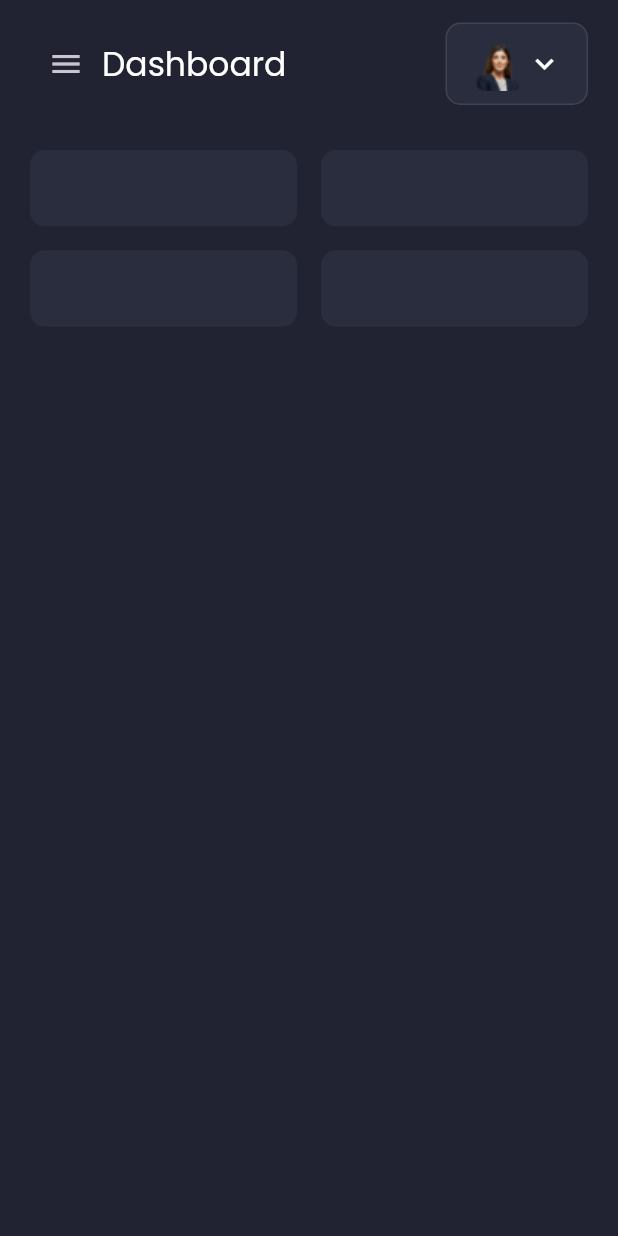
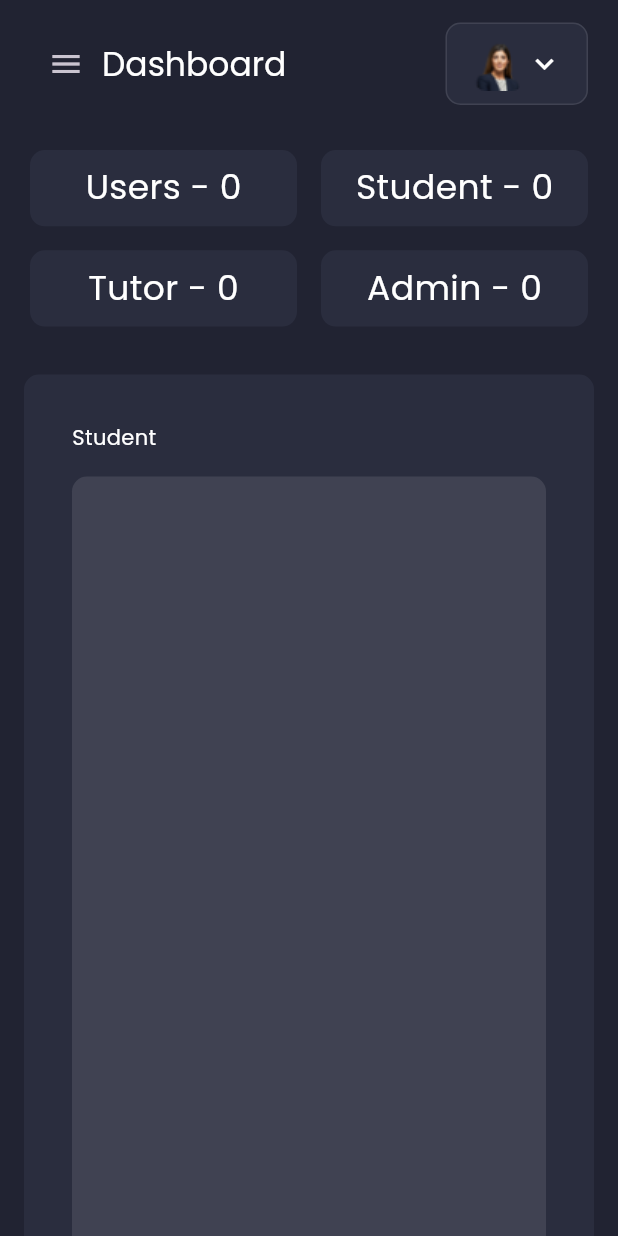
Before and after one commit to JesbinJose/CyberBee-web, a Flutter app: the screen it shows after launch, on a phone screen of 412 x 824 dp. Run offline on Flutter 3.47's test engine with Material 3 defaults, Android fonts, the phone set to English and light mode, and no system bars; our stand-ins replace bloc, cloud_firestore, firebase_core, flutter_bloc, google_fonts; missing offline and left inert: svg_flutter; accounts and stored records are empty; generated files the repository leaves out were written again.

Commit message:
dashboard ui added the types

```diff
--- a/lib/presentation/dashboard/dashboard.dart
+++ b/lib/presentation/dashboard/dashboard.dart
@@ -1,19 +1,150 @@
+import 'package:cyberbee_web/application/bloc/dashboard/usercontrol/dash_board_selected_type_bloc.dart';
+import 'package:cyberbee_web/application/type_check.dart';
 import 'package:cyberbee_web/constants.dart';
 import 'package:cyberbee_web/presentation/widgets/custom_container_top_view.dart';
 import 'package:cyberbee_web/responsive.dart';
 import 'package:flutter/material.dart';
+import 'package:flutter_bloc/flutter_bloc.dart';
 
 class DashBoardScreen extends StatelessWidget {
   const DashBoardScreen({super.key});
 
   @override
   Widget build(BuildContext context) {
-    return Column(
+    return SingleChildScrollView(
+      child: Column(
         children: [
           const SizedBox(
             height: 30,
           ),
-        SizedBox(
+          const CustomUserTypeCountWidget(),
+          const SizedBox(
+            height: defaultPadding,
+          ),
+          Container(
+            margin: const EdgeInsets.all(
+              defaultPadding,
+            ),
+            padding: const EdgeInsets.all(defaultPadding * 2),
+            decoration: const BoxDecoration(
+              borderRadius: BorderRadius.all(
+                Radius.circular(
+                  10,
+                ),
+              ),
+              color: secondaryColor,
+            ),
+            width: double.infinity,
+            child: Column(
+              crossAxisAlignment: CrossAxisAlignment.start,
+              children: [
+                BlocBuilder<DashBoardSelectedTypeBloc,
+                    DashBoardSelectedTypeState>(
+                  builder: (context, state) {
+                    return Text(
+                      typeName(
+                        state.userType,
+                      ),
+                    );
+                  },
+                ),
+                const SizedBox(
+                  height: defaultPadding,
+                ),
+                GridView.builder(
+                  itemCount: 2,
+                  shrinkWrap: true,
+                  gridDelegate: SliverGridDelegateWithFixedCrossAxisCount(
+                    crossAxisCount: Responsive.isMobile(context) ? 1 : 2,
+                    childAspectRatio: 0.5,
+                    crossAxisSpacing: defaultPadding * 2,
+                    mainAxisSpacing: defaultPadding,
+                  ),
+                  itemBuilder: (context, index) {
+                    return SizedBox(
+                      child: Center(
+                        child: BlocBuilder<DashBoardSelectedTypeBloc,
+                            DashBoardSelectedTypeState>(
+                          builder: (context, state) {
+                            return ShowUsersByTypeWidget(
+                              type: state.userType,
+                            );
+                          },
+                        ),
+                      ),
+                    );
+                  },
+                ),
+              ],
+            ),
+          ),
+        ],
+      ),
+    );
+  }
+}
+
+class ShowUsersByTypeWidget extends StatelessWidget {
+  const ShowUsersByTypeWidget({
+    super.key,
+    required this.type,
+  });
+  final UserType type;
+
+  @override
+  Widget build(BuildContext context) {
+    return Container(
+      width: 450,
+      padding: const EdgeInsets.all(
+        defaultPadding,
+      ),
+      decoration: BoxDecoration(
+        color: Colors.white.withOpacity(0.1),
+        borderRadius: const BorderRadius.all(
+          Radius.circular(
+            10,
+          ),
+        ),
+      ),
+      child: FutureBuilder(
+        future: getUserFunction(type),
+        builder: (context, snapshot) {
+          if (snapshot.data == null) return const SizedBox();
+          return ListView.builder(
+            itemCount: snapshot.data!.length,
+            itemBuilder: (context, index) {
+              final user = snapshot.data![index];
+              return ListTile(
+                leading: CircleAvatar(
+                  child: ClipRRect(
+                    borderRadius: const BorderRadius.all(
+                      Radius.circular(10),
+                    ),
+                    child: Image.network(
+                      user['profile_pic'],
+                    ),
+                  ),
+                ),
+                title: Text(
+                  user['username'],
+                ),
+              );
+            },
+          );
+        },
+      ),
+    );
+  }
+}
+
+class CustomUserTypeCountWidget extends StatelessWidget {
+  const CustomUserTypeCountWidget({
+    super.key,
+  });
+
+  @override
+  Widget build(BuildContext context) {
+    return SizedBox(
       width: double.infinity,
       child: GridView.builder(
         itemCount: 4,
@@ -27,13 +158,30 @@ class DashBoardScreen extends StatelessWidget {
           crossAxisSpacing: defaultPadding,
           mainAxisSpacing: defaultPadding,
         ),
-            itemBuilder: (context, index) => CustomTopViewContainer(
-                onTap: () {},
-                child: const Text(''),
+        itemBuilder: (context, index) {
+          final UserType type = UserType.values[index];
+          return FutureBuilder(
+            future: getUserFunction(type),
+            builder: (context, snapshot) {
+              return CustomTopViewContainer(
+                onTap: () => context.read<DashBoardSelectedTypeBloc>().add(
+                      ChangeType(
+                        userType: UserType.values[index],
+                      ),
+                    ),
+                child: Center(
+                  child: Text(
+                    "${typeName(type)} - ${snapshot.data?.length ?? 0}",
+                    style: const TextStyle(
+                      fontSize: 23,
                     ),
                   ),
                 ),
-      ],
+              );
+            },
+          );
+        },
+      ),
     );
   }
 }
--- a/lib/presentation/main/main_screen.dart
+++ b/lib/presentation/main/main_screen.dart
@@ -37,8 +37,8 @@ class MainScreen extends StatelessWidget {
                 child: SideMenu(),
               ),
             Expanded(
-              // It takes 5/6 part of the screen
-              flex: 5,
+              // It takes 4/5 part of the screen
+              flex: 4,
               child: BlocBuilder<DrawerControlBloc, DrawerControlState>(
                 builder: (context, state) {
                   return Scaffold(
--- a/lib/presentation/main/widgets/side_menu.dart
+++ b/lib/presentation/main/widgets/side_menu.dart
@@ -50,7 +50,7 @@ class SideMenu extends StatelessWidget {
             index: 2,
           ),
           const DrawerListTile(
-            title: "Content",
+            title: "Courses",
             svgSrc: "assets/icons/content.svg",
             index: 3,
           ),
```
Also changed, not shown: 1 other file. Lines whose indentation alone changed are shown as unchanged.
